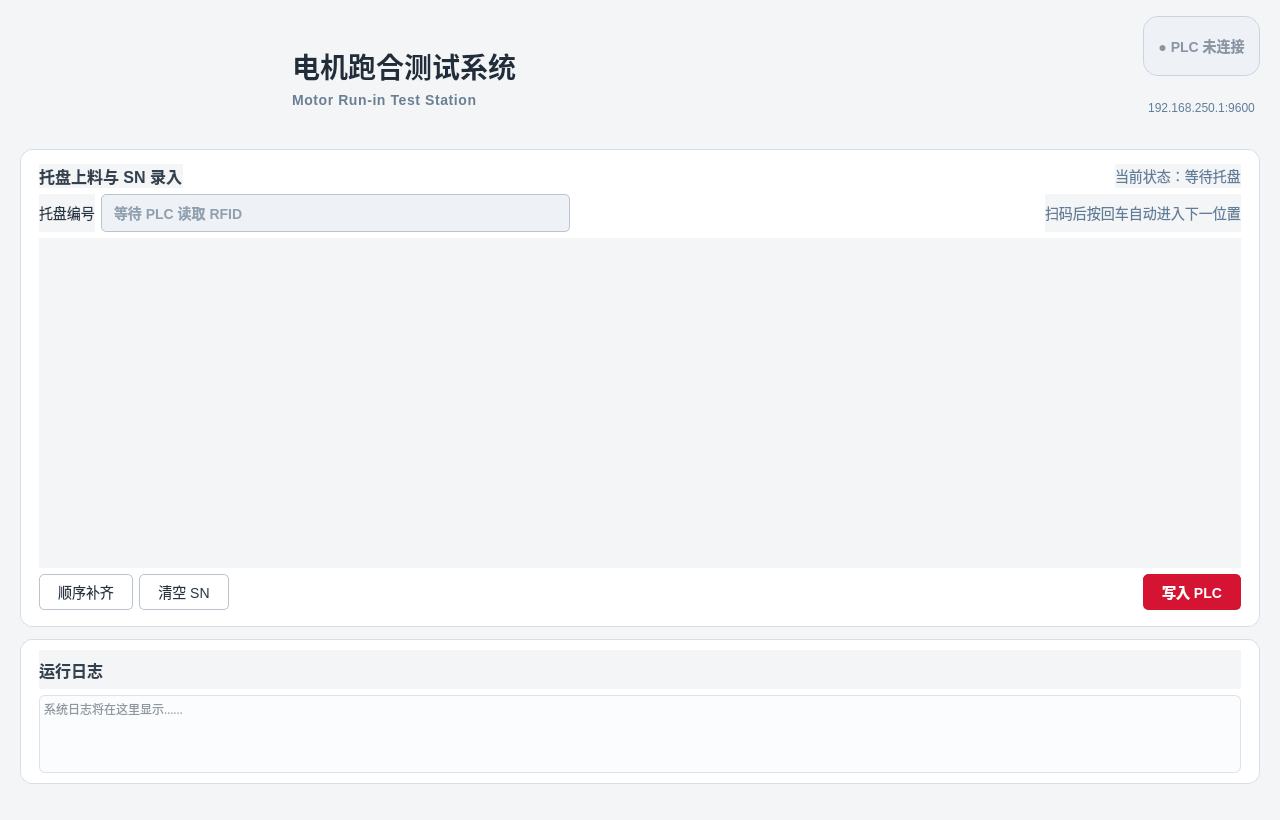
Old version of the form ui/main.ui in the repository EZerony98/motor_runin_test.
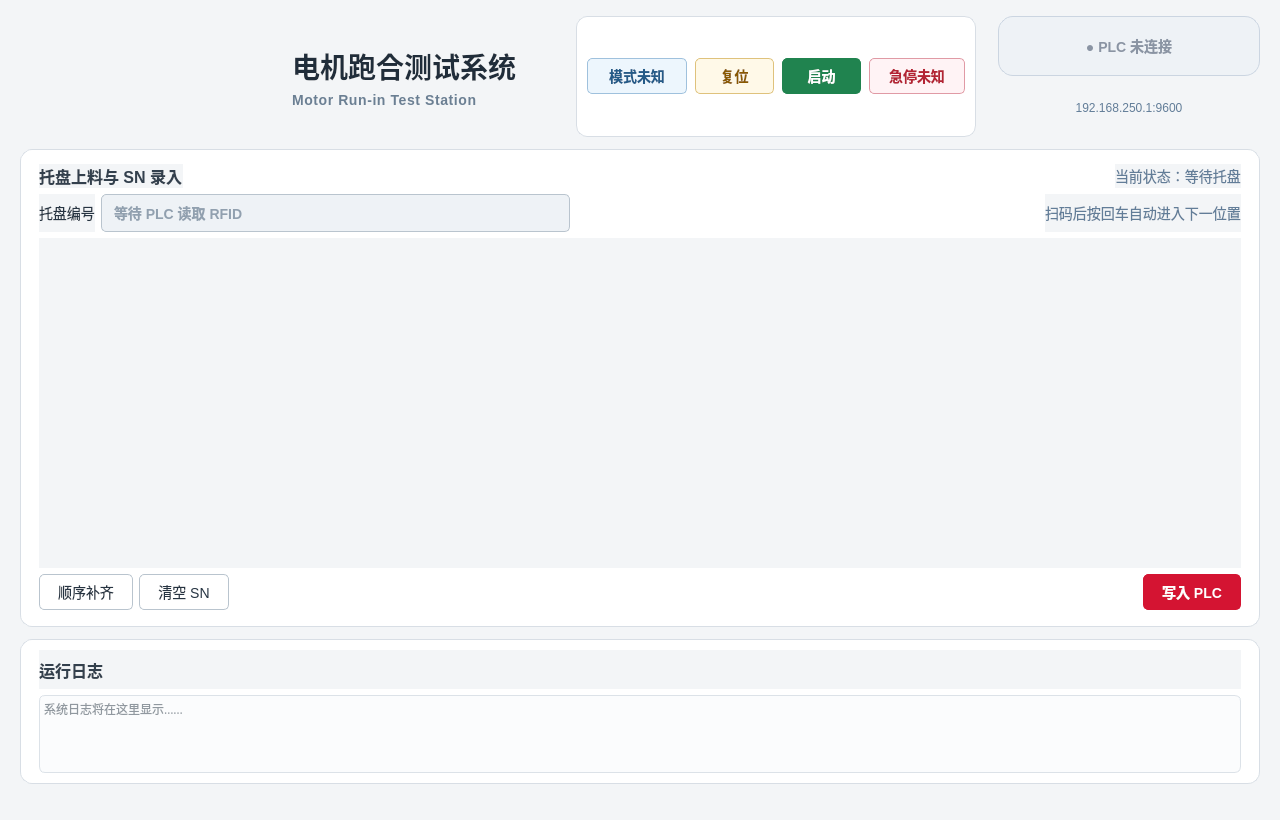
New version of the form. Custom widgets are drawn as their Qt base class.

Commit message: feat: add PLC station controls

Patch:
```diff
--- a/ui/main.ui
+++ b/ui/main.ui
@@ -12,7 +12,7 @@
   </property>
   <property name="minimumSize">
    <size>
-    <width>1024</width>
+    <width>1180</width>
     <height>720</height>
    </size>
   </property>
@@ -34,6 +34,11 @@
     border: 1px solid #d8dee5;
     border-radius: 12px;
 }
+QFrame#machineControlPanel {
+    background: #ffffff;
+    border: 1px solid #d8dee5;
+    border-radius: 11px;
+}
 QLabel#logoLabel {
     background: transparent;
     border: none;
@@ -79,6 +84,48 @@
     background: #fff1f3;
     border-color: #d41432;
 }
+QPushButton#modeButton {
+    color: #245b88;
+    border-color: #9fc1dd;
+    background: #edf6fd;
+    font-weight: 700;
+}
+QPushButton#modeButton:checked {
+    color: #ffffff;
+    border-color: #2477b3;
+    background: #2477b3;
+}
+QPushButton#resetButton {
+    color: #8a5a00;
+    border-color: #dfc27c;
+    background: #fff9e8;
+    font-weight: 700;
+}
+QPushButton#startButton {
+    color: #ffffff;
+    border-color: #20834f;
+    background: #20834f;
+    font-weight: 700;
+}
+QPushButton#startButton:pressed {
+    background: #14683d;
+}
+QPushButton#emergencyButton {
+    color: #b42334;
+    border-color: #e09aa5;
+    background: #fff3f5;
+    font-weight: 700;
+}
+QPushButton#emergencyButton:checked {
+    color: #ffffff;
+    border-color: #c8102e;
+    background: #c8102e;
+}
+QPushButton:disabled {
+    color: #9aa5b1;
+    border-color: #d6dce2;
+    background: #eef1f4;
+}
 QPushButton#submitButton {
     color: white;
     border-color: #d41432;
@@ -193,17 +240,101 @@
        </layout>
       </item>
       <item>
-       <spacer name="headerSpacer">
-        <property name="orientation">
-         <enum>Qt::Horizontal</enum>
-        </property>
-        <property name="sizeHint" stdset="0">
+       <widget class="QFrame" name="machineControlPanel">
+        <property name="minimumSize">
          <size>
-          <width>40</width>
-          <height>20</height>
+          <width>400</width>
+          <height>62</height>
          </size>
         </property>
-       </spacer>
+        <layout class="QHBoxLayout" name="machineControlLayout">
+         <property name="spacing">
+          <number>8</number>
+         </property>
+         <property name="leftMargin">
+          <number>10</number>
+         </property>
+         <property name="topMargin">
+          <number>10</number>
+         </property>
+         <property name="rightMargin">
+          <number>10</number>
+         </property>
+         <property name="bottomMargin">
+          <number>10</number>
+         </property>
+         <item>
+          <widget class="QPushButton" name="modeButton">
+           <property name="minimumSize">
+            <size>
+             <width>100</width>
+             <height>38</height>
+            </size>
+           </property>
+           <property name="text">
+            <string>模式未知</string>
+           </property>
+           <property name="checkable">
+            <bool>true</bool>
+           </property>
+           <property name="enabled">
+            <bool>false</bool>
+           </property>
+          </widget>
+         </item>
+         <item>
+          <widget class="QPushButton" name="resetButton">
+           <property name="minimumSize">
+            <size>
+             <width>72</width>
+             <height>38</height>
+            </size>
+           </property>
+           <property name="text">
+            <string>复位</string>
+           </property>
+           <property name="enabled">
+            <bool>false</bool>
+           </property>
+          </widget>
+         </item>
+         <item>
+          <widget class="QPushButton" name="startButton">
+           <property name="minimumSize">
+            <size>
+             <width>72</width>
+             <height>38</height>
+            </size>
+           </property>
+           <property name="text">
+            <string>启动</string>
+           </property>
+           <property name="enabled">
+            <bool>false</bool>
+           </property>
+          </widget>
+         </item>
+         <item>
+          <widget class="QPushButton" name="emergencyButton">
+           <property name="minimumSize">
+            <size>
+             <width>96</width>
+             <height>38</height>
+            </size>
+           </property>
+           <property name="text">
+            <string>急停未知</string>
+           </property>
+           <property name="checkable">
+            <bool>true</bool>
+           </property>
+           <property name="enabled">
+            <bool>false</bool>
+           </property>
+          </widget>
+         </item>
+        </layout>
+       </widget>
       </item>
       <item>
        <layout class="QVBoxLayout" name="plcStatusLayout">
```
The commit also changes 9 other files.
